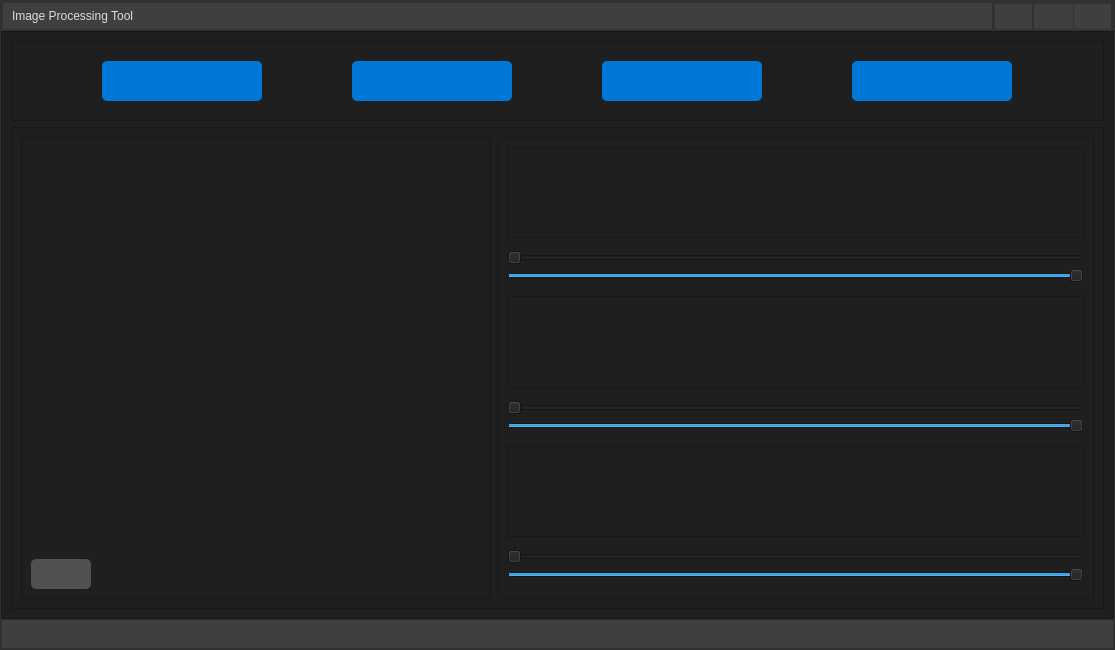
Before: the Qt Designer form Main/main.ui in emreaniloguz/imageprocessingtoolforpython, drawn with Qt 5.
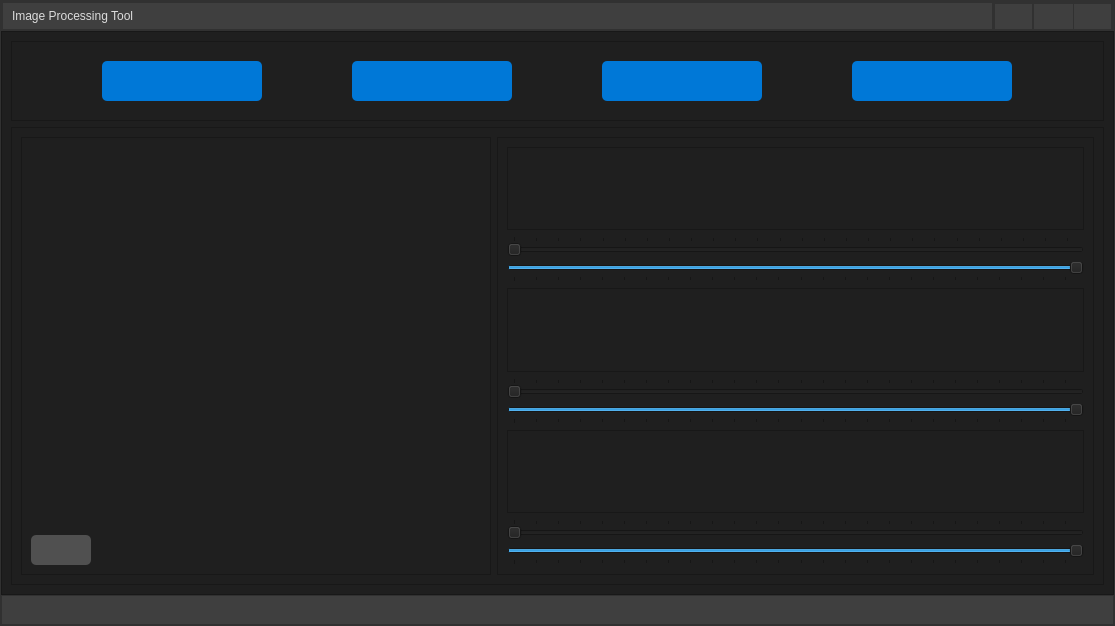
After: the same form once the commit is applied. Icons and pictures are not drawn.

```diff
--- a/Main/main.ui
+++ b/Main/main.ui
@@ -7,7 +7,7 @@
     <x>0</x>
     <y>0</y>
     <width>1115</width>
-    <height>650</height>
+    <height>626</height>
    </rect>
   </property>
   <property name="windowTitle">
```
